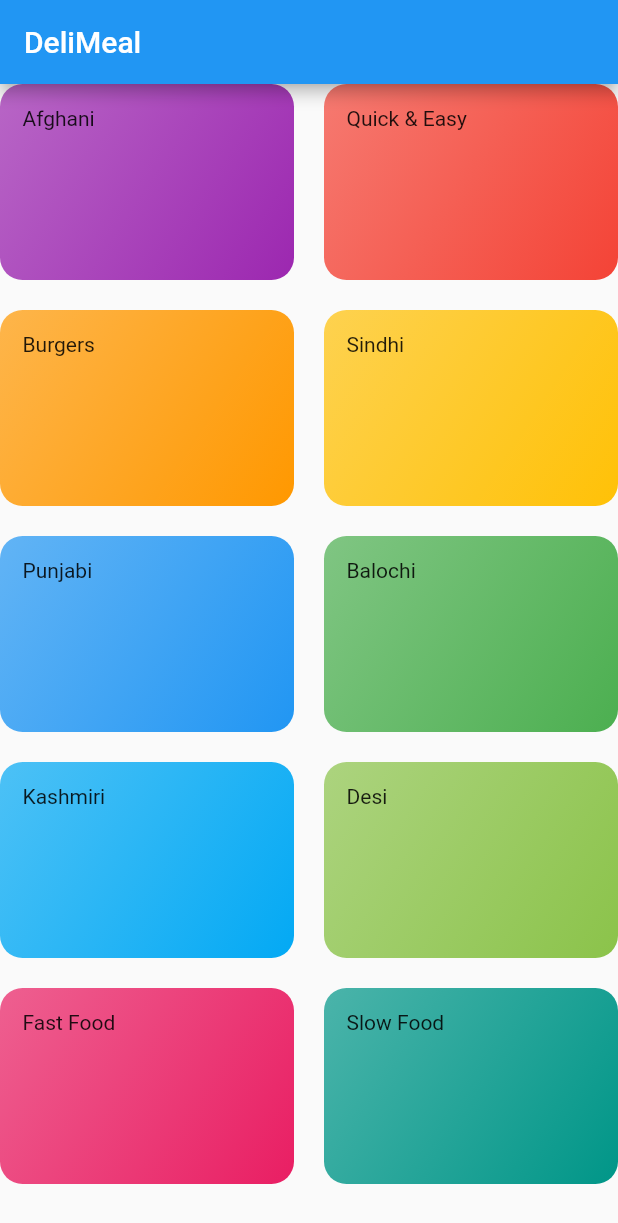
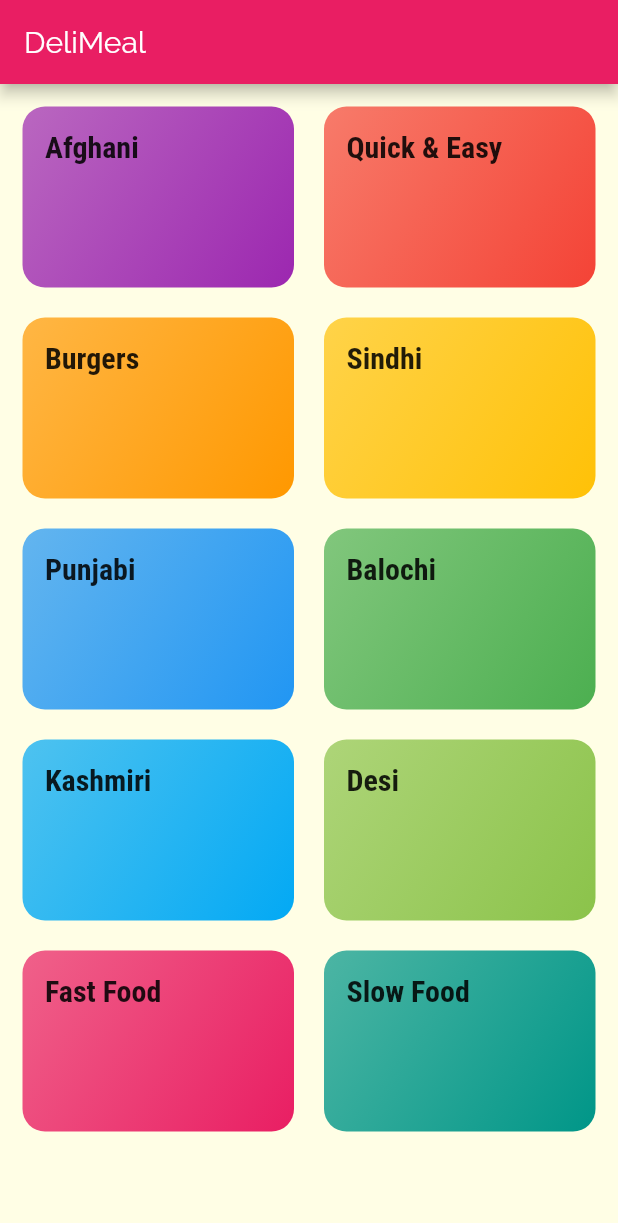
Before and after one commit to ahamzatariq/meals_app, a Flutter app: the screen it shows after launch, on a phone screen of 412 x 824 dp. Shown: the top 1223 px of the screen. Run offline on Flutter 3.47's test engine with Material 2 defaults, Android fonts, the phone set to English and light mode, and no system bars.

Commit message:
~Meals App~ - Fonts added - Theme created
New concepts:
+ textTheme.copyWith()

```diff
--- a/lib/categories_screen.dart
+++ b/lib/categories_screen.dart
@@ -1,3 +1,4 @@
+import 'package:flutter/cupertino.dart';
 import 'package:flutter/material.dart';
 import 'package:meals_app/category_item.dart';
 import 'package:meals_app/dummy_data.dart.dart';
@@ -8,6 +9,7 @@ class CategoriesScreen extends StatelessWidget {
     return Scaffold(
       appBar: AppBar(title: const Text('DeliMeal')),
       body: GridView(
+        padding: const EdgeInsets.all(15),
         children: DUMMY_CATEGORIES
             .map((catData) => CategoryItem(
                   catData.title,
--- a/lib/category_item.dart
+++ b/lib/category_item.dart
@@ -11,7 +11,10 @@ class CategoryItem extends StatelessWidget {
   Widget build(BuildContext context) {
     return Container(
       padding: const EdgeInsets.all(15),
-      child: Text(title),
+      child: Text(
+        title,
+        style: Theme.of(context).textTheme.headline6,
+      ),
       decoration: BoxDecoration(
           gradient: LinearGradient(
             colors: [
@@ -21,8 +24,7 @@ class CategoryItem extends StatelessWidget {
             begin: Alignment.topLeft,
             end: Alignment.bottomRight,
           ),
-          borderRadius: BorderRadius.circular(15)
-      ),
+          borderRadius: BorderRadius.circular(15)),
     );
   }
 }
--- a/lib/main.dart
+++ b/lib/main.dart
@@ -12,7 +12,23 @@ class MyApp extends StatelessWidget {
     return MaterialApp(
       title: 'My Meals',
       theme: ThemeData(
-        primarySwatch: Colors.blue,
+        primarySwatch: Colors.pink,
+        accentColor: Colors.amber,
+        canvasColor: Color.fromRGBO(255, 254, 229, 1),
+        fontFamily: 'Raleway',
+        textTheme: ThemeData.light().textTheme.copyWith(
+              bodyText1: TextStyle(
+                color: Color.fromRGBO(20, 51, 51, 1),
+              ),
+              bodyText2: TextStyle(
+                color: Color.fromRGBO(20, 51, 51, 1),
+              ),
+              headline6: TextStyle(
+                fontSize: 20,
+                fontFamily: 'RobotoCondensed',
+                fontWeight: FontWeight.bold,
+              ),
+            ),
         visualDensity: VisualDensity.adaptivePlatformDensity,
       ),
       home: CategoriesScreen(),
```
Also changed, not shown: pubspec.yaml (+17 -6 lines), assets/fonts/Raleway-Black.ttf (added), assets/fonts/Raleway-Bold.ttf (added), assets/fonts/Raleway-Regular.ttf (added), assets/fonts/RobotoCondensed-Bold.ttf (added), assets/fonts/RobotoCondensed-Italic.ttf (added), assets/fonts/RobotoCondensed-Light.ttf (added), assets/fonts/RobotoCondensed-Regular.ttf (added).
